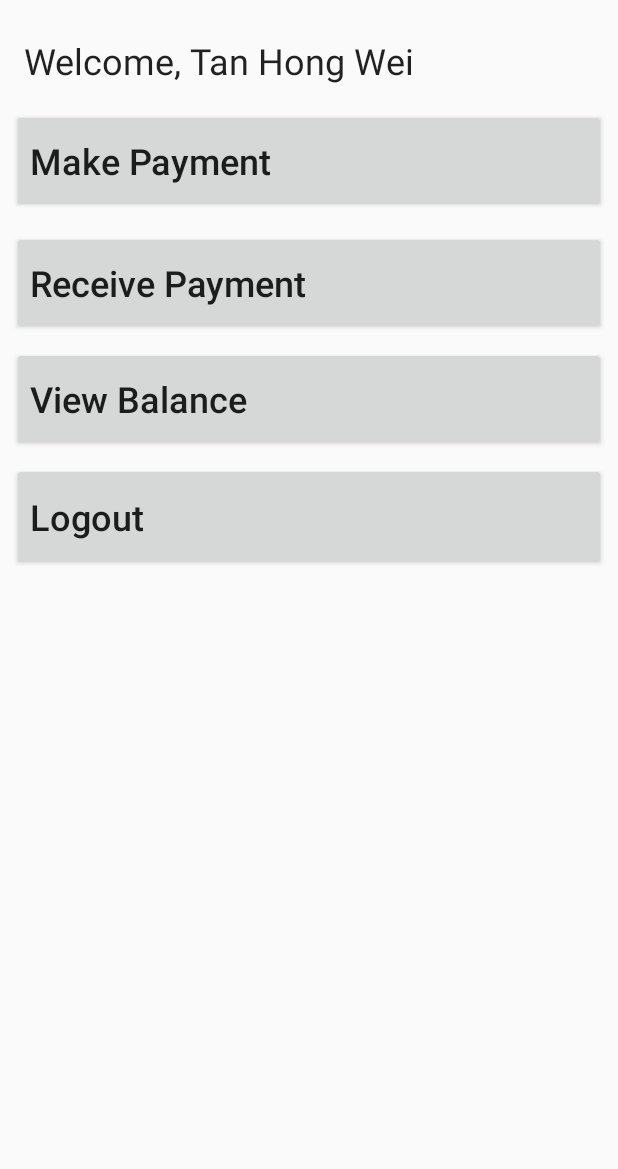
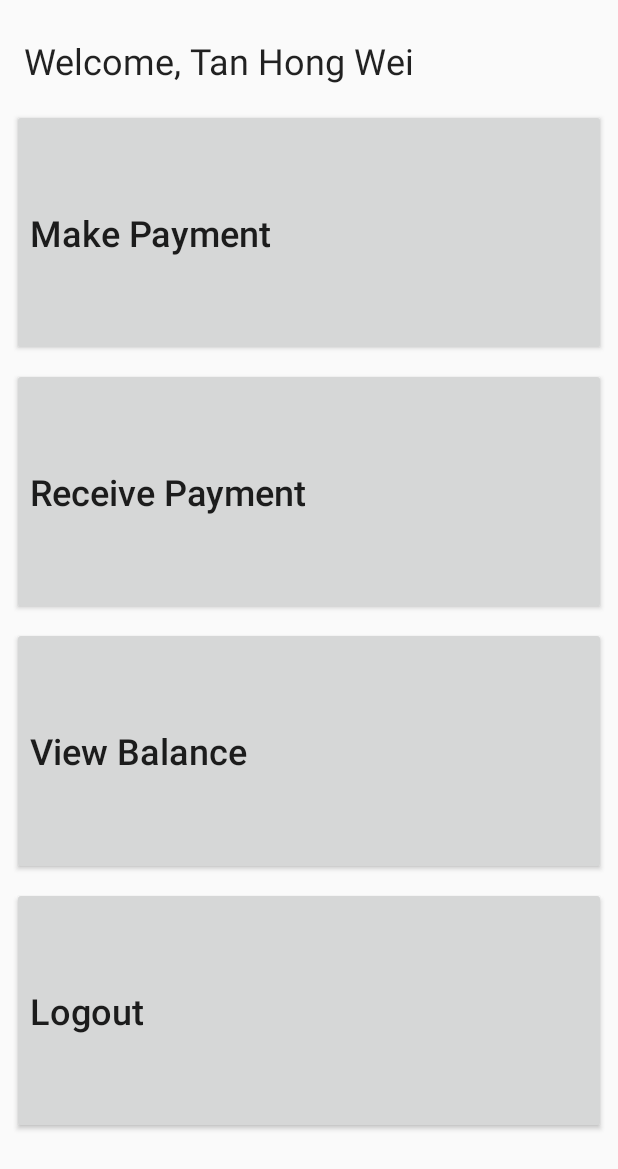
Before and after one commit to tanchekwei/banking-app, an Android app: the MainActivity screen opened directly, with no data from a screen before it, on a phone screen of 412 x 824 dp. Shown: the top 1169 px of the screen. Run offline under Robolectric (Android 15) with nearby library versions, the phone set to English and light mode, and no system bars.

Commit message:
use percentage for dynamic button size

```diff
--- a/app/build.gradle
+++ b/app/build.gradle
@@ -26,4 +26,5 @@ dependencies {
     androidTestImplementation 'com.android.support.test:runner:1.0.2'
     androidTestImplementation 'com.android.support.test.espresso:espresso-core:3.0.2'
     implementation 'com.beardedhen:androidbootstrap:2.3.2'
+    implementation 'com.github.baoyachi:StepView:1.9'
 }
--- a/app/src/main/java/my/edu/tarc/bankingapp/LoginActivity.java
+++ b/app/src/main/java/my/edu/tarc/bankingapp/LoginActivity.java
@@ -20,7 +20,7 @@ public class LoginActivity extends AppCompatActivity {
     }
 
     public void register(final View view) {
-        Intent intent = new Intent(view.getContext(), MainActivity.class);
+        Intent intent = new Intent(view.getContext(), RegisterActivity.class);
         intent.setFlags(Intent.FLAG_ACTIVITY_CLEAR_TOP);
         startActivity(intent);
     }
--- a/app/src/main/res/layout/activity_main.xml
+++ b/app/src/main/res/layout/activity_main.xml
@@ -9,7 +9,7 @@
     <Button
         android:id="@+id/button"
         android:layout_width="0dp"
-        android:layout_height="69dp"
+        android:layout_height="0dp"
         android:layout_marginStart="8dp"
         android:layout_marginTop="16dp"
         android:layout_marginEnd="8dp"
@@ -21,14 +21,16 @@
         app:layout_constraintEnd_toEndOf="parent"
         app:layout_constraintHorizontal_bias="0.0"
         app:layout_constraintStart_toStartOf="parent"
-        app:layout_constraintTop_toBottomOf="@+id/textView" />
+        app:layout_constraintTop_toBottomOf="@+id/textView"
+        app:layout_constraintHeight_percent="0.2"
+        />
 
     <Button
         android:id="@+id/button2"
         android:layout_width="0dp"
-        android:layout_height="69dp"
+        android:layout_height="0dp"
         android:layout_marginStart="8dp"
-        android:layout_marginTop="12dp"
+        android:layout_marginTop="8dp"
         android:layout_marginEnd="8dp"
         android:text="Receive Payment"
         android:textAlignment="viewStart"
@@ -37,12 +39,13 @@
         app:layout_constraintEnd_toEndOf="parent"
         app:layout_constraintHorizontal_bias="0.0"
         app:layout_constraintStart_toStartOf="parent"
-        app:layout_constraintTop_toBottomOf="@+id/button" />
+        app:layout_constraintTop_toBottomOf="@+id/button"
+        app:layout_constraintHeight_percent="0.2" />
 
     <Button
         android:id="@+id/button3"
         android:layout_width="0dp"
-        android:layout_height="69dp"
+        android:layout_height="0dp"
         android:layout_marginStart="8dp"
         android:layout_marginTop="8dp"
         android:layout_marginEnd="8dp"
@@ -53,12 +56,13 @@
         app:layout_constraintEnd_toEndOf="parent"
         app:layout_constraintHorizontal_bias="0.0"
         app:layout_constraintStart_toStartOf="parent"
-        app:layout_constraintTop_toBottomOf="@+id/button2" />
+        app:layout_constraintTop_toBottomOf="@+id/button2"
+        app:layout_constraintHeight_percent="0.2"/>
 
     <Button
         android:id="@+id/button4"
         android:layout_width="0dp"
-        android:layout_height="71dp"
+        android:layout_height="0dp"
         android:layout_marginStart="8dp"
         android:layout_marginTop="8dp"
         android:layout_marginEnd="8dp"
@@ -69,7 +73,8 @@
         app:layout_constraintEnd_toEndOf="parent"
         app:layout_constraintHorizontal_bias="0.0"
         app:layout_constraintStart_toStartOf="parent"
-        app:layout_constraintTop_toBottomOf="@+id/button3" />
+        app:layout_constraintTop_toBottomOf="@+id/button3"
+        app:layout_constraintHeight_percent="0.2"/>
 
     <TextView
         android:id="@+id/textView"
--- a/build.gradle
+++ b/build.gradle
@@ -3,6 +3,7 @@
 buildscript {
 
     repositories {
+        maven { url "https://jitpack.io" }
         mavenCentral()
         google()
         jcenter()
@@ -18,6 +19,7 @@ buildscript {
 
 allprojects {
     repositories {
+        maven { url "https://jitpack.io" }
         google()
         jcenter()
     }
```
Also changed, not shown: app/src/main/AndroidManifest.xml (+5 -3 lines), app/src/main/java/my/edu/tarc/bankingapp/RegisterActivity.java (added, +43 -0 lines), app/src/main/res/layout/activity_register.xml (added, +17 -0 lines), app/src/main/res/drawable/logo.png.
